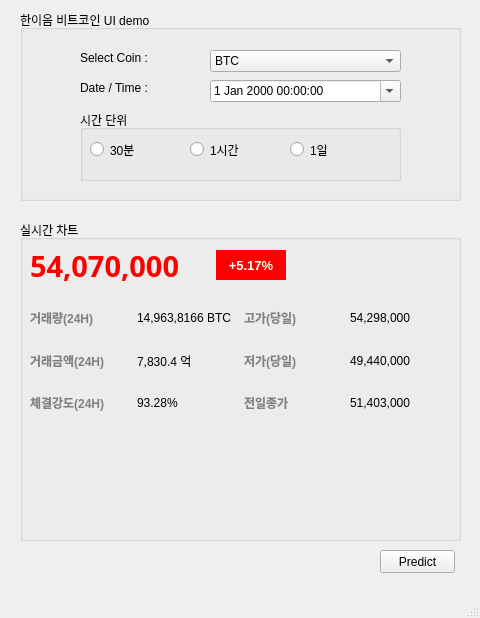
Jeonwoojae/predict-bitcoin, file test.ui: the form before one commit.
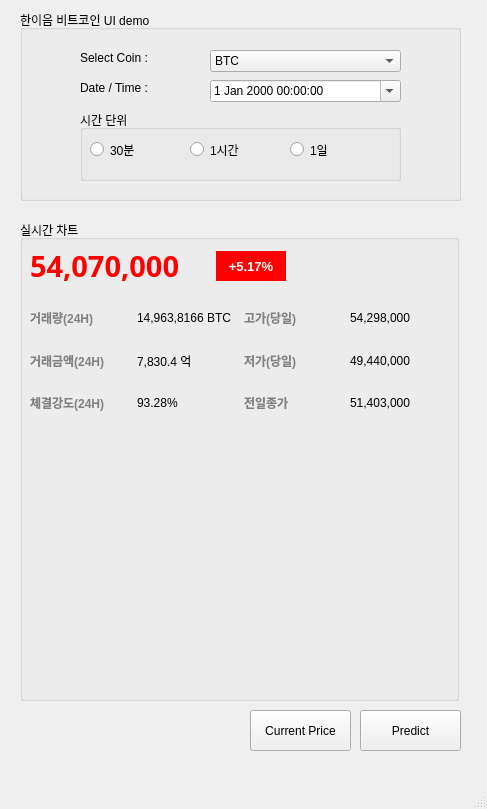
The form after the commit. Custom widgets are drawn as their Qt base class.

Commit message: 시간단위 버튼 이벤트 확인, 현재가 버튼 눌러 확인하도록 변경

The edit to the form file:
```diff
--- a/test.ui
+++ b/test.ui
@@ -6,14 +6,17 @@
    <rect>
     <x>0</x>
     <y>0</y>
-    <width>480</width>
-    <height>618</height>
+    <width>487</width>
+    <height>809</height>
    </rect>
   </property>
   <property name="windowTitle">
    <string>MainWindow</string>
   </property>
   <widget class="QWidget" name="centralwidget">
+   <property name="layoutDirection">
+    <enum>Qt::LeftToRight</enum>
+   </property>
    <widget class="QGroupBox" name="groupBox">
     <property name="geometry">
      <rect>
@@ -143,8 +146,8 @@
      <rect>
       <x>20</x>
       <y>220</y>
-      <width>441</width>
-      <height>321</height>
+      <width>439</width>
+      <height>481</height>
      </rect>
     </property>
     <property name="title">
@@ -156,7 +159,7 @@
        <x>10</x>
        <y>20</y>
        <width>421</width>
-       <height>51</height>
+       <height>52</height>
       </rect>
      </property>
      <layout class="QHBoxLayout" name="horizontalLayout">
@@ -393,7 +396,7 @@
        <x>-1</x>
        <y>219</y>
        <width>441</width>
-       <height>101</height>
+       <height>261</height>
       </rect>
      </property>
     </widget>
@@ -401,16 +404,29 @@
    <widget class="QPushButton" name="button_Predict">
     <property name="geometry">
      <rect>
-      <x>380</x>
-      <y>550</y>
-      <width>75</width>
-      <height>23</height>
+      <x>360</x>
+      <y>710</y>
+      <width>101</width>
+      <height>41</height>
      </rect>
     </property>
     <property name="text">
      <string>Predict</string>
     </property>
    </widget>
+   <widget class="QPushButton" name="button_Chart">
+    <property name="geometry">
+     <rect>
+      <x>250</x>
+      <y>710</y>
+      <width>101</width>
+      <height>41</height>
+     </rect>
+    </property>
+    <property name="text">
+     <string>Current Price</string>
+    </property>
+   </widget>
   </widget>
   <widget class="QMenuBar" name="menubar">
    <property name="geometry">
```
Left out of the diff: 58 changed lines with no effect on the pictures. The commit also changes 1 other file.
